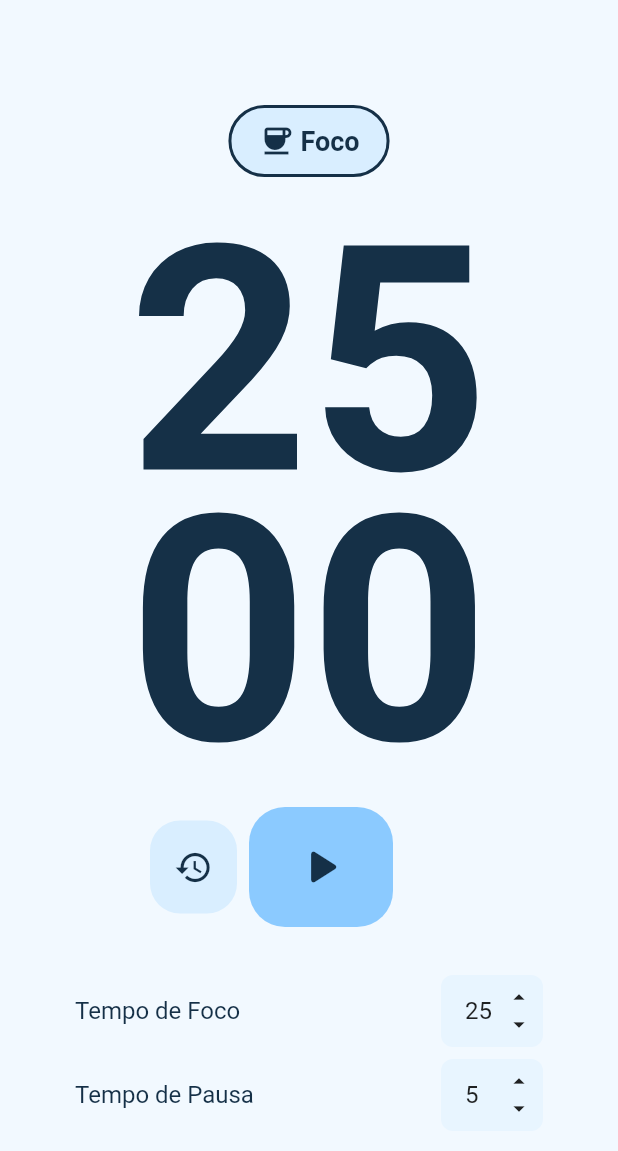
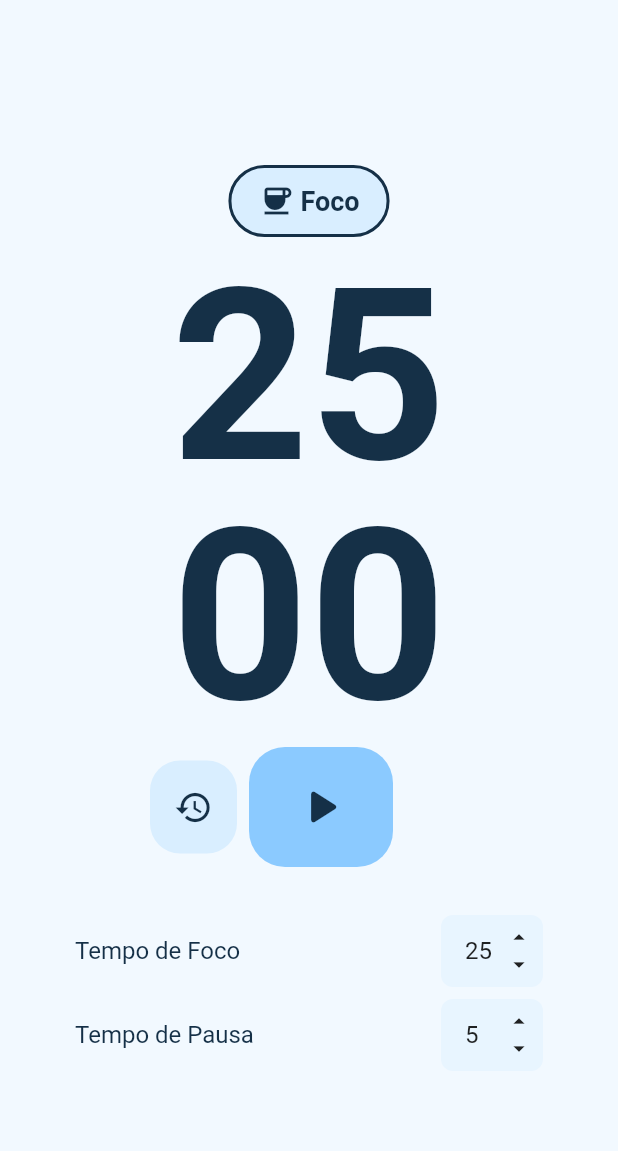
Before and after one commit to BrunoMoraes-Z/pomodoro, a Flutter app: the screen it shows after launch, on a phone screen of 412 x 824 dp. Shown: the top 1151 px of the screen. Run offline on Flutter 3.47's test engine with Material 2 defaults, Android fonts, the phone set to English and light mode, and no system bars; our stand-ins replace shared_preferences; missing offline and left inert: dart:js.

Commit message:
change fontsize

```diff
--- a/lib/screens/home_page.dart
+++ b/lib/screens/home_page.dart
@@ -80,11 +80,11 @@ class _HomePageState extends State<HomePage> {
                 // Body
                 SizedBox(
                   width: double.infinity,
-                  height: 420,
+                  height: 340,
                   child: DefaultTextStyle(
                     maxLines: 1,
                     style: TextStyle(
-                      fontSize: 210,
+                      fontSize: 160,
                       fontWeight: FontWeight.w700,
                       color: constants.blue3,
                     ),
@@ -96,7 +96,7 @@ class _HomePageState extends State<HomePage> {
                           children: [
                             Text(pomodoroController.getMinutes()),
                             Positioned(
-                              top: 180,
+                              top: 160,
                               child: Text(pomodoroController.getSeconds()),
                             ),
                           ],
@@ -193,7 +193,7 @@ class _HomePageState extends State<HomePage> {
             ),
           ),
         ),
-      )
+      ),
     );
   }
 }
```
